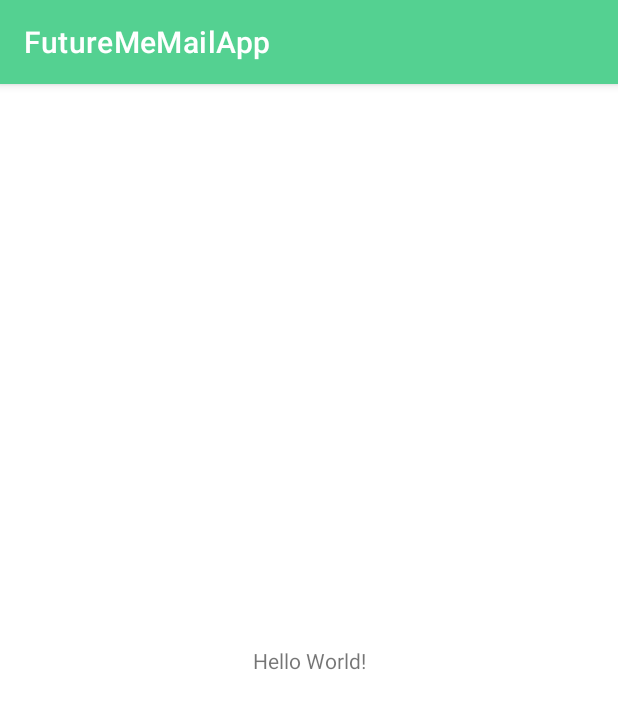
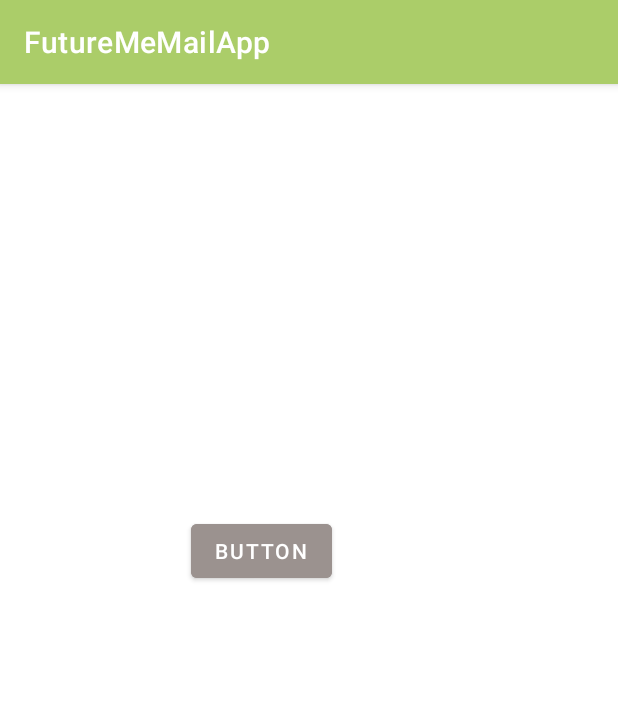
Before and after one commit to connielin07/future-me-mail-app, an Android app: the screen it shows after launch (MainActivity), on a phone screen of 412 x 824 dp. Shown: the top 709 px of the screen. Run offline under Robolectric (Android 15) with nearby library versions, the phone set to English and light mode, and no system bars.

Commit message:
feat/ui Button backgroundTint #9B928F

```diff
--- a/app/src/main/res/layout/activity_main.xml
+++ b/app/src/main/res/layout/activity_main.xml
@@ -7,13 +7,21 @@
     android:layout_height="match_parent"
     tools:context=".MainActivity">
 
-    <TextView
-        android:layout_width="wrap_content"
-        android:layout_height="wrap_content"
-        android:text="Hello World!"
-        app:layout_constraintBottom_toBottomOf="parent"
-        app:layout_constraintEnd_toEndOf="parent"
-        app:layout_constraintStart_toStartOf="parent"
-        app:layout_constraintTop_toTopOf="parent" />
+    <androidx.constraintlayout.widget.ConstraintLayout
+        android:layout_width="match_parent"
+        android:layout_height="match_parent">
+
+        <Button
+            android:id="@+id/button"
+            android:layout_width="wrap_content"
+            android:layout_height="wrap_content"
+            android:layout_marginStart="127dp"
+            android:layout_marginTop="287dp"
+            android:backgroundTint="@color/green_500"
+            android:text="Button"
+            app:layout_constraintStart_toStartOf="parent"
+            app:layout_constraintTop_toTopOf="parent" />
+
+    </androidx.constraintlayout.widget.ConstraintLayout>
 
 </androidx.constraintlayout.widget.ConstraintLayout>
--- a/app/src/main/res/values/colors.xml
+++ b/app/src/main/res/values/colors.xml
@@ -1,7 +1,7 @@
 <?xml version="1.0" encoding="utf-8"?>
 <resources>
-    <color name="green_200">#54D191</color>
-    <color name="green_500">#B5E605</color>
+    <color name="green_200">#ABCD69</color>
+    <color name="green_500">#9B928F</color>
     <color name="green_700">#0F502F</color>
     <color name="teal_200">#FF03DAC5</color>
     <color name="teal_700">#FF018786</color>
```
